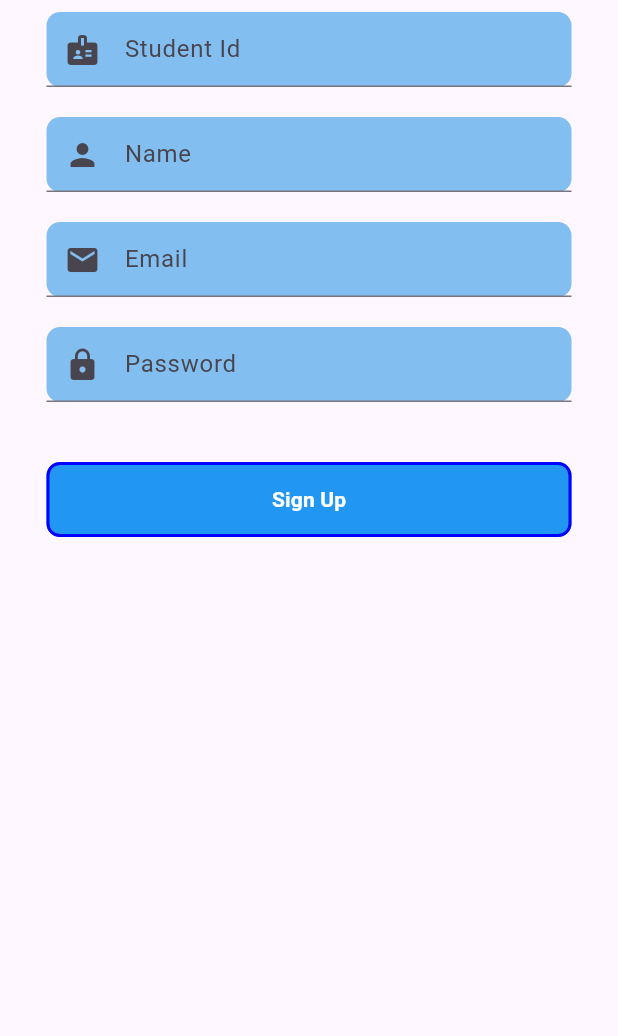
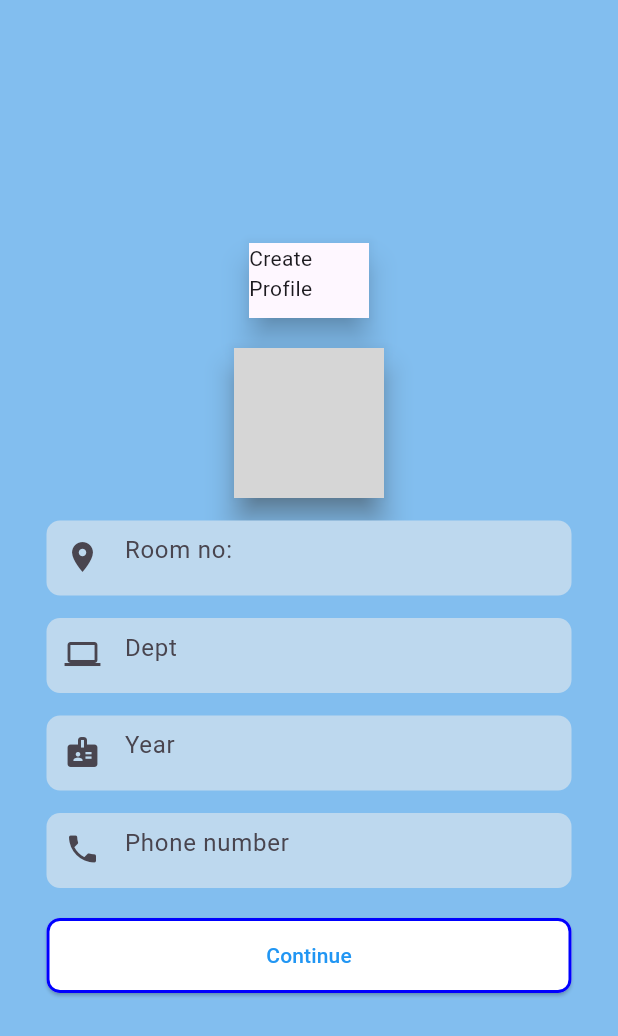
Before and after one commit to ANGEL19-OSS/Students_Swap, a Flutter app: the SignPage widget shown alone on an empty page, opened directly, after a tap on "Sign Up", on a phone screen of 412 x 824 dp. Shown: the top 1036 px of the screen. Run offline on Flutter 3.47's test engine with Material 3 defaults, Android fonts, the phone set to English and light mode, and no system bars; our stand-ins replace get; grey boxes are pictures that could not be loaded.

Commit message:
changes- button,profile,selection

```diff
--- /dev/null
+++ b/lib/Profile_screen.dart
@@ -0,0 +1,84 @@
+import 'package:flutter/material.dart';
+import 'package:studentswap/utils/App_button_style.dart';
+import 'package:studentswap/utils/App_text_style.dart';
+import 'package:studentswap/welcome/welcome_controller.dart';
+import 'package:get/get.dart';
+
+class ProfileScreen extends StatelessWidget{
+  const ProfileScreen({super.key});
+
+   showbox(String text, IconData iconnn, TextInputType type ){
+      return Container(
+      width: 350,
+      height: 50,
+      decoration: BoxDecoration(
+        color: const Color.fromARGB(255, 189, 216, 238),
+        shape: BoxShape.rectangle,
+        borderRadius: BorderRadius.circular(9)),
+       child:  TextFormField(
+        decoration: InputDecoration(
+         border: InputBorder.none,
+         prefixIcon: Icon(iconnn),
+         hintText: text
+         ),
+      keyboardType: type,
+       )
+      );
+  }
+
+  @override
+  Widget build(BuildContext context){
+   final  WelcomeController controller1 = Get.find<WelcomeController>();
+    return Scaffold(
+      backgroundColor: const Color(0xFF82BEEF),
+      body: Center(
+        child: Column(
+          mainAxisAlignment: MainAxisAlignment.center,
+          children: [
+           Material(
+            elevation: 8,
+         //   shadowColor: const Color(0xFF82BEEF),
+             child: Container(
+                 width: 80,
+                 height: 50,
+                decoration: BoxDecoration(
+                shape: BoxShape.rectangle,
+                borderRadius:BorderRadius.circular(20)
+                ),
+               child: Text('Create Profile',
+                 )
+              ,),
+           ),
+           SizedBox(height: 20,),
+           Material(
+            elevation: 8,
+            shadowColor: const Color.fromARGB(255, 92, 95, 95),
+             child: CircleAvatar(
+              radius: 50,
+              backgroundImage: AssetImage(''),
+             ),
+           ),
+           SizedBox(height: 15),
+            showbox('Room no: ', Icons.room, TextInputType.text),
+            SizedBox(height: 15,),
+            showbox('Dept', Icons.computer,TextInputType.text),
+            SizedBox(height: 15,),
+            showbox('Year', Icons.badge, TextInputType.number),
+            SizedBox(height: 15,),
+            showbox('Phone number', Icons.phone,TextInputType.phone),
+            SizedBox(height: 20),
+            ElevatedButton(
+              style:
+                AppButtonStyle.outLinedButtonStyle(onpressing: controller1.isButtonActive(ActiveButton.Continue)),
+              onPressed: (){
+               controller1.setActiveButton(ActiveButton.Continue);
+              },
+              child: Text('Continue',
+              style: TextStyle(color: controller1.isButtonActive(ActiveButton.Continue) ?
+               Colors.white : AppTextStyle.heading.color )))
+          ],
+        ),
+      ),
+    );
+  }
+}
--- a/lib/welcome/sign_page.dart
+++ b/lib/welcome/sign_page.dart
@@ -1,6 +1,7 @@
 import 'dart:math';
 
 import 'package:flutter/material.dart';
+import 'package:studentswap/Profile_screen.dart';
 import 'package:studentswap/utils/App_button_style.dart';
 import 'package:studentswap/utils/App_text_style.dart';
 import 'package:studentswap/welcome/welcome_controller.dart';
@@ -15,7 +16,7 @@ class SignPage extends StatelessWidget{
       heightFactor: 0.6,
       child: Center(
         child: Padding(
-          padding: const EdgeInsets.all(8.0),
+          padding: const EdgeInsets.all(14.0),
           child: Column(
             children: [
                Container(
@@ -27,6 +28,7 @@ class SignPage extends StatelessWidget{
                     borderRadius: BorderRadius.circular(9)),
                  child: TextFormField(
                   decoration: InputDecoration(
+                      border: InputBorder.none,
                     prefixIcon: Icon(Icons.badge),
                     labelText: 'Student Id',
                   ),
@@ -43,6 +45,7 @@ class SignPage extends StatelessWidget{
                     borderRadius: BorderRadius.circular(9)),
                   child: TextFormField(
                    decoration: InputDecoration(
+                      border: InputBorder.none,
                      prefixIcon: Icon(Icons.person),
                      labelText: 'Name',
                    ),
@@ -59,6 +62,7 @@ class SignPage extends StatelessWidget{
                     borderRadius: BorderRadius.circular(9)),
                  child: TextFormField(
                   decoration: InputDecoration(
+                      border: InputBorder.none,
                     prefixIcon: Icon(Icons.email),
                     labelText: 'Email',
                   ),
@@ -75,6 +79,7 @@ class SignPage extends StatelessWidget{
                     borderRadius: BorderRadius.circular(9)),
                    child: TextFormField(
                     decoration: InputDecoration(
+                        border: InputBorder.none,
                       prefixIcon: Icon(Icons.lock),
                       labelText: 'Password',
                     ),
@@ -86,13 +91,14 @@ class SignPage extends StatelessWidget{
                SizedBox(height: 40,),
                 Obx(
                   ()=> OutlinedButton(
-                    style: AppButtonStyle.outLinedButtonStyle(onpressing: _welcomesignController.isHoveringSignUp.value),
+                    style: AppButtonStyle.outLinedButtonStyle(onpressing: _welcomesignController.isButtonActive(ActiveButton.SignUp)),
                     onPressed: (){
-                      _welcomesignController.onHoverSignUp();
+                      _welcomesignController.setActiveButton(ActiveButton.SignUp);
+                      Get.to(() => ProfileScreen());
                     },
                      child: Text('Sign Up',style: TextStyle(
                       fontWeight: AppTextStyle.subheading.fontWeight,
-                      color: _welcomesignController.isHoveringSignUp.value ? Colors.white : AppTextStyle.subheading.color
+                      color: _welcomesignController.isButtonActive(ActiveButton.SignUp) ? Colors.white : AppTextStyle.subheading.color
                      ))),
                 )
             ],
--- a/lib/welcome/welcome_controller.dart
+++ b/lib/welcome/welcome_controller.dart
@@ -1,32 +1,33 @@
 import 'package:flutter/material.dart';
 import 'package:get/get.dart';
 
+enum ActiveButton{
+  none,
+  login,
+  SignIn,
+  LoginUp,
+  SignUp,
+  Buyer,
+  Seller,
+  Continue,
+}
+
 class WelcomeController extends GetxController{
-     var isHovering = false.obs;
-     var isHoveringLogin = false.obs;
-     var isHoveringSignUp = false.obs;
-     var isHoveringSignIn =  false.obs;
-      Rx<Color> bg_color = Colors.white.obs;
+      Rx<ActiveButton> activeButton = ActiveButton.none.obs;
+
+      Rx<Color> bg_color = Colors.white.obs;    // var bg_color = Colors.white.obs does the same
       void onInit(){
        bg_color.value = Colors.white;
        super.onInit();
       }
 
-     void onHover(){          //setter
-      isHovering.value = !isHovering.value;      //like toggle when pressed again it will be false
-      isHoveringLogin.value = false;
-      bg_color.value = const Color(0xFF82BEEF);
-     }
-     void onHoverLogin(){
-      isHoveringLogin.value = !isHoveringLogin.value;
-      isHovering.value = false;
-      bg_color.value = const Color(0xFF82BEEF);
-     }
-     void onHoverSignUp(){
-      isHoveringSignUp.value = !isHoveringSignUp.value;
+      void setActiveButton(ActiveButton button){ //setter
+        activeButton.value = activeButton.value ==  button ? ActiveButton.none : button;
 
-     }
-     void onHoverSignIn(){
-     isHoveringSignIn.value = !isHoveringSignIn.value;
+        bg_color.value = activeButton.value == ActiveButton.none ? Colors.white : const Color(0xFF82BEEF);
+      }
+
+     bool isButtonActive(ActiveButton button){          //checker
+      return activeButton.value == button;
      }
 }
--- a/pubspec.yaml
+++ b/pubspec.yaml
@@ -60,6 +60,7 @@ flutter:
 
   # To add assets to your application, add an assets section, like this:
   assets:
+      - assets/assets/Selection_bg.png
       - assets/assets/Welcome_bg.png
   #   - images/a_dot_ham.jpeg
 
```
Also changed, not shown: lib/selection_screen.dart (+13 -6 lines), lib/welcome/Login_page.dart (+5 -3 lines), lib/welcome/welcome_screen.dart (+6 -6 lines), assets/assets/Selection_bg.png (added).
